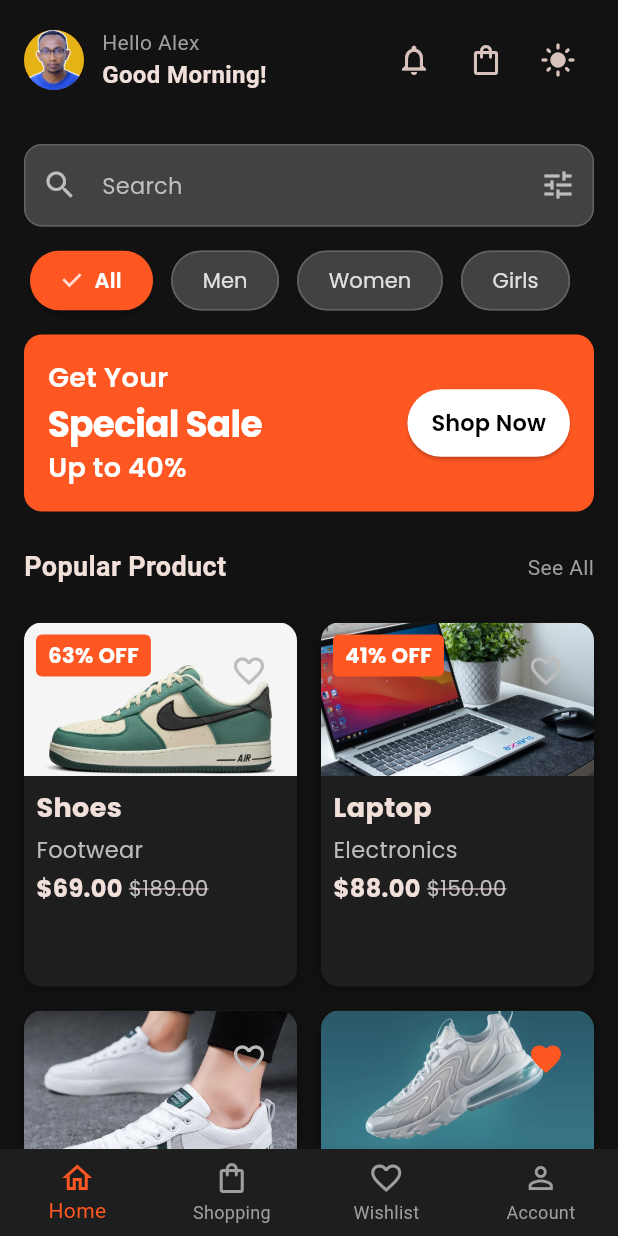
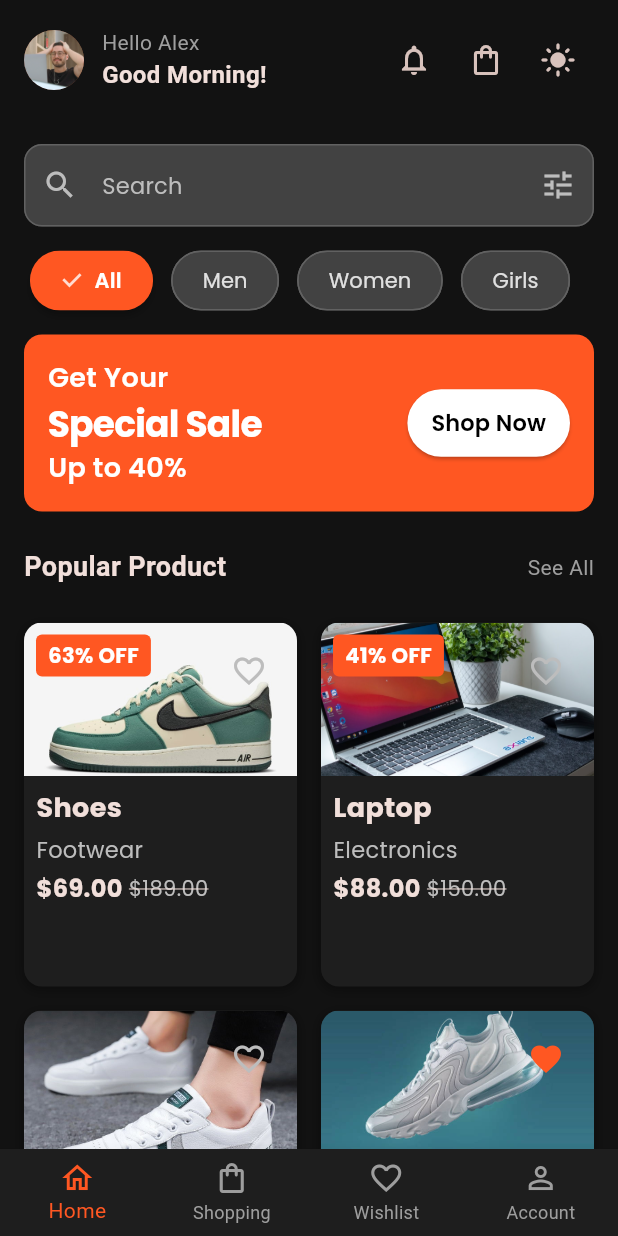
Before and after one commit to Edil-Ayehu/UI-2-Ecommerce-, a Flutter app: the screen it shows after launch, after a tap on the "dark mode" icon, on a phone screen of 412 x 824 dp. Run offline on Flutter 3.47's test engine with Material 3 defaults, Android fonts, the phone set to English and light mode, and no system bars; our stand-ins replace get, get_storage, google_fonts, share_plus.

Commit message:
minor fixes

```diff
--- a/lib/main.dart
+++ b/lib/main.dart
@@ -1,6 +1,6 @@
 import 'package:ecommerce_ui/controllers/theme_controller.dart';
 import 'package:ecommerce_ui/utils/app_themes.dart';
-import 'package:ecommerce_ui/view/pages/main_screen.dart';
+import 'package:ecommerce_ui/view/pages/splash_screen.dart';
 import 'package:flutter/material.dart';
 import 'package:get/get.dart';
 import 'package:get_storage/get_storage.dart';
@@ -24,7 +24,7 @@ class MyApp extends StatelessWidget {
       theme: AppThemes.light,
       darkTheme: AppThemes.dark,
       themeMode: themeController.theme,
-      home: const MainScreen(),
+      home: const SplashScreen(),
     );
   }
 }
--- a/lib/model/product.dart
+++ b/lib/model/product.dart
@@ -5,6 +5,7 @@ class Product {
   final double? oldPrice;
   final String imageUrl;
   final bool isFavorite;
+  final String description;
 
   const Product({
     required this.name,
@@ -13,6 +14,7 @@ class Product {
     this.oldPrice,
     required this.imageUrl,
     this.isFavorite = false,
+    required this.description,
   });
 }
 
@@ -23,6 +25,7 @@ final List<Product> products = [
     price: 69.00,
     oldPrice: 189.00,
     imageUrl: 'assets/images/shoe.jpg',
+    description: 'This is a description of the product 1',
   ),
   const Product(
     name: 'Laptop',
@@ -30,12 +33,14 @@ final List<Product> products = [
     price: 88.00,
     oldPrice: 150.00,
     imageUrl: 'assets/images/laptop.jpg',
+    description: 'This is a description of the product 2',
   ),
   const Product(
     name: 'Jordan Shoes',
     category: 'Footwear',
     price: 129.00,
     imageUrl: 'assets/images/shoe2.jpg',
+    description: 'This is a description of the product 3',
   ),
   const Product(
     name: 'Puma Shoes',
@@ -43,5 +48,6 @@ final List<Product> products = [
     price: 99.00,
     imageUrl: 'assets/images/shoes2.jpg',
     isFavorite: true,
+    description: 'This is a description of the product 4',
   ),
 ];
--- a/lib/utils/app_themes.dart
+++ b/lib/utils/app_themes.dart
@@ -1,5 +1,4 @@
 import 'package:flutter/material.dart';
-import 'package:google_fonts/google_fonts.dart';
 
 class AppThemes {
   static final light = ThemeData(
@@ -15,7 +14,7 @@ class AppThemes {
       seedColor: const Color(0xFFFF5722),
       primary: const Color(0xFFFF5722),
       brightness: Brightness.light,
-      background: Colors.white,
+      surface: Colors.white,
     ),
     cardColor: Colors.white,
     bottomNavigationBarTheme: const BottomNavigationBarThemeData(
@@ -38,7 +37,7 @@ class AppThemes {
       seedColor: const Color(0xFFFF5722),
       primary: const Color(0xFFFF5722),
       brightness: Brightness.dark,
-      background: Color(0xFF121212),
+      surface: const Color(0xFF121212),
     ),
     cardColor: const Color(0xFF1E1E1E),
     bottomNavigationBarTheme: const BottomNavigationBarThemeData(
--- a/lib/view/pages/account_screen.dart
+++ b/lib/view/pages/account_screen.dart
@@ -54,7 +54,7 @@ class AccountScreen extends StatelessWidget {
         children: [
           const CircleAvatar(
             radius: 50,
-            backgroundImage: AssetImage('assets/images/favicon.png'),
+            backgroundImage: AssetImage('assets/images/avatar.jpg'),
           ),
           const SizedBox(height: 16),
           Text(
--- a/lib/view/pages/home_screen.dart
+++ b/lib/view/pages/home_screen.dart
@@ -1,5 +1,4 @@
 import 'package:ecommerce_ui/controllers/theme_controller.dart';
-import 'package:ecommerce_ui/view/widgets/custom_bottom_navbar.dart';
 import 'package:ecommerce_ui/view/widgets/custom_search_bar.dart';
 import 'package:ecommerce_ui/view/widgets/product_grid.dart';
 import 'package:flutter/material.dart';
@@ -16,13 +15,14 @@ class HomeScreen extends StatelessWidget {
       body: SafeArea(
         child: Column(
           children: [
+            // header section
             Padding(
               padding: const EdgeInsets.all(16.0),
               child: Row(
                 children: [
                   const CircleAvatar(
                     radius: 20,
-                    backgroundImage: AssetImage('assets/images/favicon.png'),
+                    backgroundImage: AssetImage('assets/images/avatar.jpg'),
                   ),
                   const SizedBox(width: 12),
                   Column(
@@ -53,7 +53,6 @@ class HomeScreen extends StatelessWidget {
                     icon: const Icon(Icons.shopping_bag_outlined),
                     onPressed: () {},
                   ),
-                  // In the AppBar actions, add this before the shopping bag icon:
                   GetBuilder<ThemeController>(
                     builder: (controller) => IconButton(
                       icon: Icon(
@@ -67,9 +66,17 @@ class HomeScreen extends StatelessWidget {
                 ],
               ),
             ),
+
+            // search bar
             const CustomSearchBar(),
+
+            // category chips
             const CategoryChips(),
+
+            // sale banner
             const SaleBanner(),
+
+            // popular product
             const Padding(
               padding: EdgeInsets.symmetric(horizontal: 16.0, vertical: 8.0),
               child: Row(
--- a/lib/view/pages/product_details_screen.dart
+++ b/lib/view/pages/product_details_screen.dart
@@ -7,35 +7,6 @@ import '../widgets/size_selector.dart';
 class ProductDetailsScreen extends StatelessWidget {
   final Product product;
   const ProductDetailsScreen({super.key, required this.product});
-
-  Future<void> _shareProduct(BuildContext context) async {
-    // Get the render box for share position origin (required for iPad)
-    final box = context.findRenderObject() as RenderBox?;
-
-    // Customize this message according to your product details
-    const String productName = 'Cotton T-Shirt';
-    const double price = 86.00;
-    const String description =
-        'Check out this amazing Cotton T-Shirt for \$86.00!';
-    const String shopLink =
-        'https://yourshop.com/product/cotton-tshirt'; // Replace with your actual product link
-
-    final String shareMessage = '$description\n\nShop now at: $shopLink';
-
-    try {
-      final ShareResult result = await Share.share(
-        shareMessage,
-        subject: productName,
-        sharePositionOrigin: box!.localToGlobal(Offset.zero) & box.size,
-      );
-
-      if (result.status == ShareResultStatus.success) {
-        debugPrint('Thank you for sharing!');
-      }
-    } catch (e) {
-      debugPrint('Error sharing: $e');
-    }
-  }
 
   @override
   Widget build(BuildContext context) {
@@ -66,7 +37,8 @@ class ProductDetailsScreen extends StatelessWidget {
               Icons.share,
               color: isDark ? Colors.white : Colors.black,
             ),
-            onPressed: () => _shareProduct(context),
+            onPressed: () =>
+                _shareProduct(context, product.name, product.description),
           ),
         ],
       ),
@@ -89,8 +61,12 @@ class ProductDetailsScreen extends StatelessWidget {
                   top: screenWidth * 0.04,
                   child: IconButton(
                     icon: Icon(
-                      product.isFavorite ? Icons.favorite : Icons.favorite_border,
-                      color: product.isFavorite ? Theme.of(context).primaryColor : (isDark ? Colors.white : Colors.black),
+                      product.isFavorite
+                          ? Icons.favorite
+                          : Icons.favorite_border,
+                      color: product.isFavorite
+                          ? Theme.of(context).primaryColor
+                          : (isDark ? Colors.white : Colors.black),
                     ),
                     onPressed: () {},
                   ),
@@ -150,7 +126,7 @@ class ProductDetailsScreen extends StatelessWidget {
                   ),
                   SizedBox(height: screenHeight * 0.01),
                   Text(
-                    'A cotton T-shirt is a must-have for its softness, breathability, and effortless style. Ideal for any season, it keeps you cool in warm weather and adds a light layer when needed. With a range of colors...',
+                    product.description,
                     style: AppTextStyle.withColor(
                       AppTextStyle.bodySmall,
                       isDark ? Colors.grey[400]! : Colors.grey[600]!,
@@ -162,6 +138,7 @@ class ProductDetailsScreen extends StatelessWidget {
           ],
         ),
       ),
+      // buttons
       bottomNavigationBar: SafeArea(
         child: Padding(
           padding: EdgeInsets.all(screenWidth * 0.04),
@@ -212,4 +189,28 @@ class ProductDetailsScreen extends StatelessWidget {
       ),
     );
   }
+
+  Future<void> _shareProduct(
+      BuildContext context, String productName, String description) async {
+    // Get the render box for share position origin (required for iPad)
+    final box = context.findRenderObject() as RenderBox?;
+
+    const String shopLink = 'https://yourshop.com/product/cotton-tshirt';
+
+    final String shareMessage = '$description\n\nShop now at: $shopLink';
+
+    try {
+      final ShareResult result = await Share.share(
+        shareMessage,
+        subject: productName,
+        sharePositionOrigin: box!.localToGlobal(Offset.zero) & box.size,
+      );
+
+      if (result.status == ShareResultStatus.success) {
+        debugPrint('Thank you for sharing!');
+      }
+    } catch (e) {
+      debugPrint('Error sharing: $e');
+    }
+  }
 }
--- a/lib/view/pages/shopping_screen.dart
+++ b/lib/view/pages/shopping_screen.dart
@@ -1,9 +1,8 @@
 import 'package:ecommerce_ui/model/product.dart';
 import 'package:ecommerce_ui/utils/app_textstyles.dart';
 import 'package:ecommerce_ui/view/pages/product_details_screen.dart';
-import 'package:ecommerce_ui/view/widgets/custom_bottom_navbar.dart';
+import 'package:ecommerce_ui/view/widgets/category_chips.dart';
 import 'package:flutter/material.dart';
-import 'package:get/get.dart';
 
 class ShoppingScreen extends StatelessWidget {
   const ShoppingScreen({super.key});
@@ -23,6 +22,7 @@ class ShoppingScreen extends StatelessWidget {
           ),
         ),
         actions: [
+          // search
           IconButton(
             icon: Icon(
               Icons.search,
@@ -30,6 +30,7 @@ class ShoppingScreen extends StatelessWidget {
             ),
             onPressed: () {},
           ),
+          // filter
           IconButton(
             icon: Icon(
               Icons.filter_list,
@@ -42,8 +43,11 @@ class ShoppingScreen extends StatelessWidget {
       body: CustomScrollView(
         slivers: [
           // Categories Section
-          SliverToBoxAdapter(
-            child: _buildCategoriesSection(context),
+          const SliverToBoxAdapter(
+            child: Padding(
+              padding: EdgeInsets.only(top: 16.0),
+              child: CategoryChips(),
+            ),
           ),
           // Products Grid
           SliverPadding(
@@ -60,38 +64,11 @@ class ShoppingScreen extends StatelessWidget {
                   context,
                   products[index % products.length],
                 ),
-                childCount: products.length * 2, // Duplicate for demo
+                childCount: products.length * 2,
               ),
             ),
           ),
         ],
-      ),
-    );
-  }
-
-  Widget _buildCategoriesSection(BuildContext context) {
-    final isDark = Theme.of(context).brightness == Brightness.dark;
-    final categories = ['All', 'Men', 'Women', 'Kids', 'Sport', 'Luxury'];
-
-    return SingleChildScrollView(
-      scrollDirection: Axis.horizontal,
-      padding: const EdgeInsets.symmetric(vertical: 16, horizontal: 8),
-      child: Row(
-        children: categories.map((category) {
-          return Padding(
-            padding: const EdgeInsets.symmetric(horizontal: 8),
-            child: Chip(
-              label: Text(
-                category,
-                style: AppTextStyle.withColor(
-                  AppTextStyle.bodySmall,
-                  isDark ? Colors.white : Colors.black87,
-                ),
-              ),
-              backgroundColor: isDark ? Colors.grey[800] : Colors.grey[200],
-            ),
-          );
-        }).toList(),
       ),
     );
   }
--- /dev/null
+++ b/lib/view/pages/splash_screen.dart
@@ -0,0 +1,86 @@
+import 'package:flutter/cupertino.dart';
+import 'package:flutter/material.dart';
+import 'package:get/get.dart';
+import 'package:ecommerce_ui/view/pages/main_screen.dart';
+
+class SplashScreen extends StatelessWidget {
+  const SplashScreen({super.key});
+
+  @override
+  Widget build(BuildContext context) {
+    // Navigate to MainScreen after 2 seconds
+    Future.delayed(const Duration(seconds: 2), () {
+      Get.off(() => const MainScreen());
+    });
+
+    return Scaffold(
+      body: Container(
+        decoration: BoxDecoration(
+          gradient: LinearGradient(
+            begin: Alignment.topCenter,
+            end: Alignment.bottomCenter,
+            colors: [
+              Theme.of(context).primaryColor,
+              Theme.of(context).primaryColor.withOpacity(0.8),
+            ],
+          ),
+        ),
+        child: Center(
+          child: Column(
+            mainAxisAlignment: MainAxisAlignment.center,
+            children: [
+              // Logo
+              Container(
+                padding: const EdgeInsets.all(20),
+                decoration: BoxDecoration(
+                  color: Colors.white,
+                  borderRadius: BorderRadius.circular(20),
+                  boxShadow: [
+                    BoxShadow(
+                      color: Colors.black.withOpacity(0.1),
+                      blurRadius: 20,
+                      spreadRadius: 5,
+                    ),
+                  ],
+                ),
+                child: const Icon(
+                  CupertinoIcons.shopping_cart,
+                  size: 69,
+                ),
+              ),
+              const SizedBox(height: 24),
+              // App Name
+              Text(
+                'Fashion Store',
+                style: TextStyle(
+                  color: Colors.white,
+                  fontSize: 32,
+                  fontWeight: FontWeight.bold,
+                  letterSpacing: 1.5,
+                  shadows: [
+                    Shadow(
+                      color: Colors.black.withOpacity(0.1),
+                      offset: const Offset(2, 2),
+                      blurRadius: 4,
+                    ),
+                  ],
+                ),
+              ),
+              const SizedBox(height: 16),
+              // Tagline
+              Text(
+                'Style Meets Simplicity',
+                style: TextStyle(
+                  color: Colors.white.withOpacity(0.9),
+                  fontSize: 16,
+                  letterSpacing: 0.5,
+                ),
+              ),
+              const SizedBox(height: 48),
+            ],
+          ),
+        ),
+      ),
+    );
+  }
+}
--- a/lib/view/pages/wishlist_screen.dart
+++ b/lib/view/pages/wishlist_screen.dart
@@ -7,7 +7,6 @@ class WishlistScreen extends StatelessWidget {
 
   @override
   Widget build(BuildContext context) {
-    final screenSize = MediaQuery.of(context).size;
     final isDark = Theme.of(context).brightness == Brightness.dark;
 
     return Scaffold(
--- a/lib/view/widgets/product_card.dart
+++ b/lib/view/widgets/product_card.dart
@@ -1,6 +1,5 @@
 import 'package:ecommerce_ui/model/product.dart';
 import 'package:ecommerce_ui/utils/app_textstyles.dart';
-import 'package:ecommerce_ui/view/pages/product_details_screen.dart';
 import 'package:flutter/material.dart';
 
 class ProductCard extends StatelessWidget {
@@ -16,18 +15,7 @@ class ProductCard extends StatelessWidget {
     final screenWidth = MediaQuery.of(context).size.width;
     final isDark = Theme.of(context).brightness == Brightness.dark;
 
-    return GestureDetector(
-      onTap: () {
-        Navigator.push(
-          context,
-          MaterialPageRoute(
-            builder: (context) => ProductDetailsScreen(
-              product: product,
-            ),
-          ),
-        );
-      },
-      child: Container(
+    return Container(
       constraints: BoxConstraints(
         maxWidth: screenWidth * 0.9,
       ),
@@ -68,9 +56,7 @@ class ProductCard extends StatelessWidget {
                 top: 8,
                 child: IconButton(
                   icon: Icon(
-                      product.isFavorite
-                          ? Icons.favorite
-                          : Icons.favorite_border,
+                    product.isFavorite ? Icons.favorite : Icons.favorite_border,
                     color: product.isFavorite
                         ? Theme.of(context).primaryColor
                         : isDark
@@ -166,7 +152,6 @@ class ProductCard extends StatelessWidget {
           ),
         ],
       ),
-      ),
     );
   }
 }
```
Also changed, not shown: assets/images/avatar.jpg (added), assets/images/cart.png (added). Lines whose indentation alone changed are shown as unchanged.
